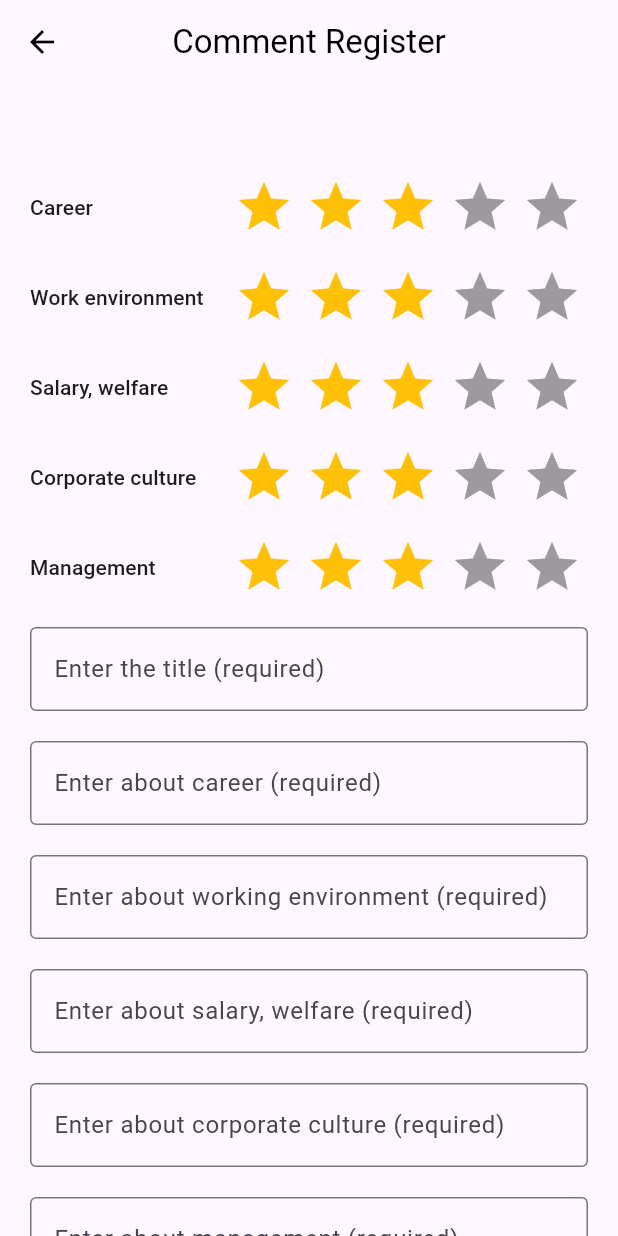
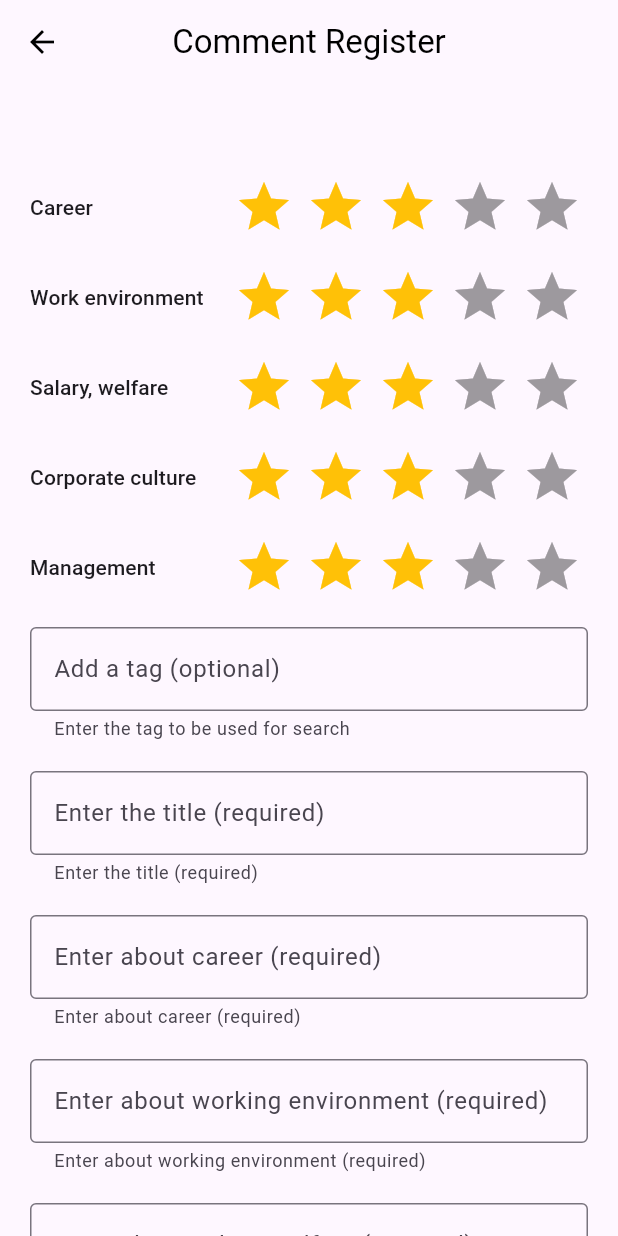
Before and after one commit to jhh78/bw_company, a Flutter app: the CorporateInfoScreen screen opened directly with empty values, after a tap on the "add comment" icon, on a phone screen of 412 x 824 dp. Run offline on Flutter 3.47's test engine with Material 3 defaults, Android fonts, the phone set to English and light mode, and no system bars; drawn by our look-alikes of flutter_rating_bar; our stand-ins replace device_info_plus, flutter_dotenv, flutter_html, flutter_svg, flutter_typeahead, get and 8 more; accounts and stored records are empty; network calls fail.

Commit message:
회사 검색태그

```diff
--- a/lib/main.dart
+++ b/lib/main.dart
@@ -12,8 +12,7 @@ import 'package:google_mobile_ads/google_mobile_ads.dart';
 import 'package:path_provider/path_provider.dart';
 import 'package:upgrader/upgrader.dart';
 
-// TODO ::: 회사 등록시 검색태그 추가기능
-// TODO ::: 댓글 등록시 검색태그 추가기능
+// TODO ::: 회사 검색시 회사명 + 태그 검색
 
 // TODO ::: 디자인 약간 손봐야됨
 // TODO ::: 번역검증
--- a/lib/models/search_tag_model.dart
+++ b/lib/models/search_tag_model.dart
@@ -4,7 +4,7 @@ class SearchTagModel {
   final String tagName;
   final bool isDelete;
 
-  SearchTagModel({required this.tagName, required this.isDelete});
+  SearchTagModel({required this.tagName, this.isDelete = false});
 
   static List<SearchTagModel> fromStringToList(String tags) {
     if (tags.isEmpty) {
--- a/lib/providers/company_info.dart
+++ b/lib/providers/company_info.dart
@@ -4,10 +4,12 @@ import 'package:flutter/material.dart';
 import 'package:flutter_application_1/models/collections/company.dart';
 import 'package:flutter_application_1/models/collections/company_comment.dart';
 import 'package:flutter_application_1/models/collections/company_rating.dart';
+import 'package:flutter_application_1/models/search_tag_model.dart';
 import 'package:flutter_application_1/services/exception.dart';
 import 'package:flutter_application_1/utils/constants.dart';
 import 'package:flutter_application_1/utils/util.dart';
 import 'package:get/get.dart';
+import 'package:get/get_connect/http/src/utils/utils.dart';
 import 'package:pocketbase/pocketbase.dart';
 
 const String location = "lib/providers/company_info.dart";
@@ -22,6 +24,7 @@ class CompanyInfoProvider extends GetxController {
   ).obs;
 
   RxList<CompanyComment> comments = <CompanyComment>[].obs;
+  RxList<SearchTagModel> tags = <SearchTagModel>[].obs;
 
   RxInt page = 1.obs;
   RxInt perPage = 15.obs;
@@ -52,15 +55,23 @@ class CompanyInfoProvider extends GetxController {
           final futures = <Future>[
             pb.collection('ratingAVG').getOne(companyID),
             getCompanyList(companyID),
+            pb.collection('company').getOne(companyID),
           ];
 
           // 데이터가 존재하지 않을경우 에러가 발생하므로 try-catch에서 처리
-          final [rating, comment] = await Future.wait(futures);
+          final [rating, comment, company] = await Future.wait(futures);
 
           companyRating.value = CompanyRating.fromMap(rating);
           // 반복문을 사용하여 resultList의 items를 searchList에 추가
           for (final item in comment.items) {
             comments.add(CompanyComment.fromMap(item));
+          }
+
+          if (company.data['tags'].toString().isNotEmpty) {
+            final List<String> tagList = company.data['tags'].split(SEARCH_TAG_SEPARATOR);
+            for (final tag in tagList) {
+              tags.add(SearchTagModel(tagName: tag));
+            }
           }
         } catch (e) {
           writeLogs(location, e.toString());
--- a/lib/providers/language.dart
+++ b/lib/providers/language.dart
@@ -55,6 +55,7 @@ class Languages extends Translations {
 
           // Exception
           'errorText': "에러",
+          'alreadyExistTag': "이미 등록된 태그입니다.",
           'unknownExcetipn': "알수없는 오류가 발생하였습니다.",
           'needRequiredField': "필수항목을 입력해 주세요",
           'registeredItems': "이미 등록된 항목입니다.",
@@ -113,6 +114,7 @@ class Languages extends Translations {
 
           // Exception
           'errorText': "エラー",
+          'alreadyExistTag': "既に登録されたタグです。",
           'unknownExcetipn': "不明なエラーが発生しました。",
           'needRequiredField': "必須項目を入力してください",
           'registeredItems': "すでに登録されたアイテムです。",
@@ -171,6 +173,7 @@ class Languages extends Translations {
 
           // Exception
           'errorText': "Error",
+          'alreadyExistTag': "The tag is already registered.",
           'unknownExcetipn': "An unknown error has occurred.",
           'needRequiredField': "Please enter the required field",
           'registeredItems': "This item is already registered.",
--- a/lib/screens/comment_register.dart
+++ b/lib/screens/comment_register.dart
@@ -1,6 +1,7 @@
 import 'package:flutter/material.dart';
 import 'package:flutter_application_1/models/collections/company.dart';
 import 'package:flutter_application_1/models/company_register_form_model.dart';
+import 'package:flutter_application_1/providers/company_info.dart';
 import 'package:flutter_application_1/providers/systems.dart';
 import 'package:flutter_application_1/screens/corporate_info.dart';
 import 'package:flutter_application_1/services/company.dart';
@@ -9,6 +10,7 @@ import 'package:flutter_application_1/utils/constants.dart';
 import 'package:flutter_application_1/widgets/common/custom_snackbar.dart';
 import 'package:flutter_application_1/widgets/register/rating_input_form.dart';
 import 'package:flutter_application_1/widgets/register/custom_text_input_field.dart';
+import 'package:flutter_application_1/widgets/register/search_tag_input_field.dart';
 import 'package:get/get.dart';
 
 const String location = "lib/screens/comment_register.dart";
@@ -19,6 +21,7 @@ class CommentRegister extends StatelessWidget {
   final Company company;
 
   final SystemsProvider _validateionProvider = Get.put(SystemsProvider());
+  final CompanyInfoProvider companyInfoProvider = Get.put(CompanyInfoProvider());
   final CompanyRegisterFormModel _companyRegisterModel = CompanyRegisterFormModel();
 
   final TextEditingController _titleController = TextEditingController();
@@ -109,6 +112,10 @@ class CommentRegister extends StatelessWidget {
     }
   }
 
+  void _changeTagList(List<String> tagList) {
+    company.tags = tagList.join(SEARCH_TAG_SEPARATOR);
+  }
+
   @override
   Widget build(BuildContext context) {
     return Scaffold(
@@ -135,33 +142,43 @@ class CommentRegister extends StatelessWidget {
               RatingInputForm(title: "descriptionSalaryWelfare".tr, onRatingUpdate: _salaryWelfareRatingUpdate),
               RatingInputForm(title: "descriptionCompanyCulture".tr, onRatingUpdate: _corporateCultureRatingUpdate),
               RatingInputForm(title: "descriptionManagement".tr, onRatingUpdate: _managementRatingUpdate),
+              Container(
+                padding: const EdgeInsets.only(top: 10, bottom: 10, left: 20, right: 20),
+                child: SearchTagInputField(tags: "", onTagChange: _changeTagList),
+              ),
               Obx(() => CustomTextInputField(
                     hintText: "companyRegisterInputFormTitleHintText".tr,
+                    helperText: "companyRegisterInputFormTitleHintText".tr,
                     controller: _titleController,
                     isValidate: _validateionProvider.formValidate['title'] ?? false,
                   )),
               Obx(() => CustomTextInputField(
                     hintText: "companyRegisterInputFormCareerHintText".tr,
+                    helperText: "companyRegisterInputFormCareerHintText".tr,
                     controller: _careerController,
                     isValidate: _validateionProvider.formValidate['career'] ?? false,
                   )),
               Obx(() => CustomTextInputField(
                     hintText: "companyRegisterInputFormWorkingEnvironmentHintText".tr,
+                    helperText: "companyRegisterInputFormWorkingEnvironmentHintText".tr,
                     controller: _workingEnvironmentController,
                     isValidate: _validateionProvider.formValidate['workingEnvironment'] ?? false,
                   )),
               Obx(() => CustomTextInputField(
                     hintText: "companyRegisterInputFormSalaryWelfareHintText".tr,
+                    helperText: "companyRegisterInputFormSalaryWelfareHintText".tr,
                     controller: _salaryWelfareController,
                     isValidate: _validateionProvider.formValidate['salaryWelfare'] ?? false,
                   )),
               Obx(() => CustomTextInputField(
                     hintText: "companyRegisterInputFormCorporateCultureHintText".tr,
+                    helperText: "companyRegisterInputFormCorporateCultureHintText".tr,
                     controller: _corporateCultureController,
                     isValidate: _validateionProvider.formValidate['corporateCulture'] ?? false,
                   )),
               Obx(() => CustomTextInputField(
                     hintText: "companyRegisterInputFormManagementHintText".tr,
+                    helperText: "companyRegisterInputFormManagementHintText".tr,
                     controller: _managementController,
                     isValidate: _validateionProvider.formValidate['management'] ?? false,
                   )),
--- a/lib/screens/corporate_info.dart
+++ b/lib/screens/corporate_info.dart
@@ -133,6 +133,7 @@ class CorporateInfoScreen extends StatelessWidget {
     }
 
     return Column(
+      crossAxisAlignment: CrossAxisAlignment.start,
       children: [
         Text(
           company.name,
@@ -143,6 +144,17 @@ class CorporateInfoScreen extends StatelessWidget {
               ),
         ),
         CorporateBarChart(),
+        Wrap(
+          spacing: 8.0,
+          runSpacing: 4.0,
+          children: companyInfoProvider.tags
+              .map(
+                (tags) => Chip(
+                  label: Text(tags.tagName),
+                ),
+              )
+              .toList(),
+        ),
         CorporateComments(),
         Obx(
           () => BottomLoading(
--- a/lib/screens/corporate_register.dart
+++ b/lib/screens/corporate_register.dart
@@ -2,7 +2,6 @@ import 'dart:developer';
 
 import 'package:flutter/material.dart';
 import 'package:flutter_application_1/models/collections/company.dart';
-import 'package:flutter_application_1/models/search_tag_model.dart';
 import 'package:flutter_application_1/providers/systems.dart';
 import 'package:flutter_application_1/screens/search.dart';
 import 'package:flutter_application_1/services/company.dart';
@@ -23,7 +22,6 @@ class CorporateRegister extends StatelessWidget {
   final TextEditingController _companyNameController = TextEditingController(text: Get.arguments['keyword']);
   final TextEditingController _companyHomepageController = TextEditingController();
   final TextEditingController _companyLocationController = TextEditingController();
-  final TextEditingController _companyTagsController = TextEditingController();
 
   final Company company = Company();
 
--- a/lib/widgets/register/custom_text_input_field.dart
+++ b/lib/widgets/register/custom_text_input_field.dart
@@ -2,11 +2,12 @@ import 'package:flutter/material.dart';
 import 'package:get/get.dart';
 
 class CustomTextInputField extends StatelessWidget {
-  const CustomTextInputField({super.key, required this.hintText, required this.controller, required this.isValidate});
+  const CustomTextInputField({super.key, required this.hintText, required this.controller, required this.isValidate, this.helperText});
 
   final String hintText;
   final TextEditingController controller;
   final bool isValidate;
+  final String? helperText;
 
   @override
   Widget build(BuildContext context) {
@@ -18,6 +19,7 @@ class CustomTextInputField extends StatelessWidget {
         controller: controller,
         decoration: InputDecoration(
           hintText: hintText,
+          helperText: helperText,
           errorText: isValidate ? "requiredField".tr : null,
           border: const OutlineInputBorder(),
         ),
```
Also changed, not shown: lib/services/company.dart (+22 -7 lines).
